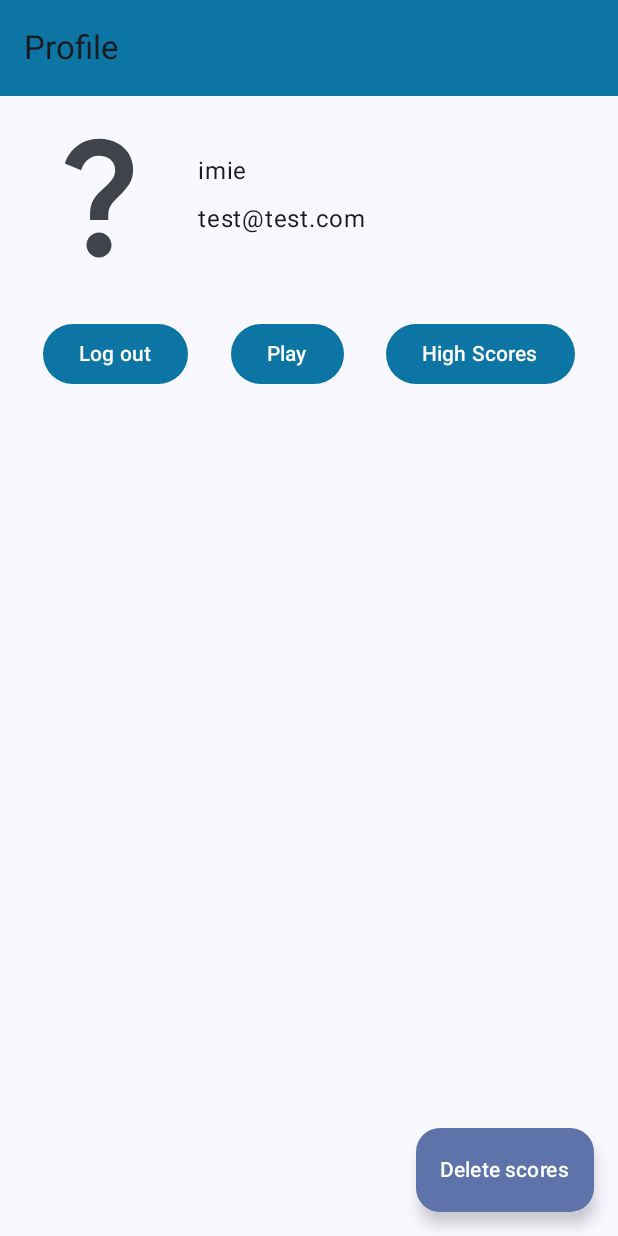
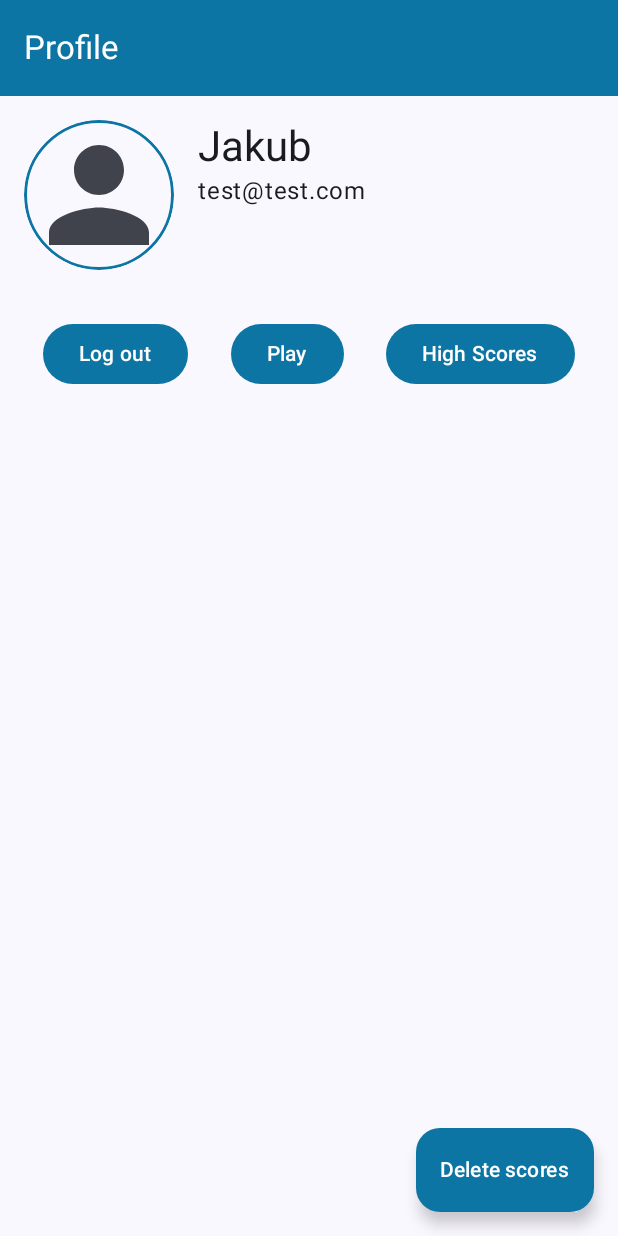
Before and after one commit to km385/MasterAnd, an Android app built with Jetpack Compose: the screen it shows after launch (MainActivity), after a tap on "Next", on a phone screen of 412 x 824 dp. Run offline under Robolectric (Android 15) with nearby library versions, the phone set to English and light mode, and no system bars; our stand-ins replace Dagger/Hilt's generated code, Room's generated code; 1 statement that could not run was skipped; 1 other tap on this screen came first.

Commit message:
added 5 new colors for the game, new border for the picked image in the login and profile screens, unified colors in the app, deleted unused function from PlayersRepository, deleted placeholder button for adding scores, changed the placeholder icon when no profile picture

```diff
--- a/app/src/main/java/com/example/masterand/MainActivity.kt
+++ b/app/src/main/java/com/example/masterand/MainActivity.kt
@@ -64,6 +64,7 @@ fun BaseScreen(navController: NavHostController) {
                 title = { Text(title) },
                 colors = TopAppBarDefaults.topAppBarColors(
                     containerColor = Color(0xFF0D75A3),
+                    titleContentColor = Color.White
                 ),
             )
         }
--- a/app/src/main/java/com/example/masterand/navigation/NavGraph.kt
+++ b/app/src/main/java/com/example/masterand/navigation/NavGraph.kt
@@ -17,7 +17,6 @@ import com.example.masterand.screens.Login
 import com.example.masterand.screens.ProfileCard
 import com.example.masterand.screens.ResultsScreen
 
-// TODO(fix transitions if necessary)
 @Composable
 fun SetupNavGraph(navController: NavHostController) {
     NavHost(
@@ -83,10 +82,9 @@ fun SetupNavGraph(navController: NavHostController) {
             }
         ) { backStackEntry ->
             val colorCount = backStackEntry.arguments?.getInt("color_count")
-            // TODO(change to default value rather then crash)
             GameScreen(
                 navController = navController,
-                colorCount = colorCount ?: throw IllegalStateException("no color count passed")
+                colorCount = colorCount ?: 5
             )
         }
 
--- a/app/src/main/java/com/example/masterand/repositories/PlayersRepository.kt
+++ b/app/src/main/java/com/example/masterand/repositories/PlayersRepository.kt
@@ -5,7 +5,6 @@ import com.example.masterand.entities.Player
 import kotlinx.coroutines.flow.Flow
 
 interface PlayersRepository {
-    fun getAllPlayersStream(): Flow<List<Player>>
     fun getPlayerStream(id: Long): Flow<Player?>
     fun setCurrentPlayerId(id: Long)
     fun getCurrentPlayerId() : LiveData<Long>
--- a/app/src/main/java/com/example/masterand/repositories/PlayersRepositoryImpl.kt
+++ b/app/src/main/java/com/example/masterand/repositories/PlayersRepositoryImpl.kt
@@ -13,12 +13,10 @@ class PlayersRepositoryImpl @Inject constructor(
     private val playerDao: PlayerDao
 ) : PlayersRepository {
     private val currentPlayerId = MutableLiveData<Long>()
-    override fun getAllPlayersStream(): Flow<List<Player>> {
-        TODO("Not yet implemented")
+
+    override fun getPlayerStream(id: Long): Flow<Player?> {
+        return playerDao.getPlayerStream(id)
     }
-
-    override fun getPlayerStream(playerId: Long): Flow<Player?> =
-        playerDao.getPlayerStream(playerId)
 
     override fun setCurrentPlayerId(id: Long) {
         currentPlayerId.postValue(id)
--- a/app/src/main/java/com/example/masterand/screens/Login.kt
+++ b/app/src/main/java/com/example/masterand/screens/Login.kt
@@ -9,6 +9,7 @@ import androidx.compose.animation.core.animateFloat
 import androidx.compose.animation.core.infiniteRepeatable
 import androidx.compose.animation.core.rememberInfiniteTransition
 import androidx.compose.animation.core.tween
+import androidx.compose.foundation.border
 import androidx.compose.foundation.clickable
 import androidx.compose.foundation.layout.Arrangement
 import androidx.compose.foundation.layout.Box
@@ -18,6 +19,7 @@ import androidx.compose.foundation.layout.fillMaxWidth
 import androidx.compose.foundation.layout.padding
 import androidx.compose.foundation.layout.size
 import androidx.compose.foundation.rememberScrollState
+import androidx.compose.foundation.shape.CircleShape
 import androidx.compose.foundation.shape.RoundedCornerShape
 import androidx.compose.foundation.text.KeyboardOptions
 import androidx.compose.foundation.verticalScroll
@@ -38,6 +40,7 @@ import androidx.compose.runtime.saveable.rememberSaveable
 import androidx.compose.runtime.setValue
 import androidx.compose.ui.Alignment
 import androidx.compose.ui.Modifier
+import androidx.compose.ui.draw.clip
 import androidx.compose.ui.graphics.Color
 import androidx.compose.ui.graphics.TransformOrigin
 import androidx.compose.ui.graphics.graphicsLayer
@@ -66,7 +69,7 @@ fun Login(
 
 
     var imageUri by remember { mutableStateOf<Uri?>(null) }
-    var name by rememberSaveable { mutableStateOf("imie") }
+    var name by rememberSaveable { mutableStateOf("Jakub") }
     var email by rememberSaveable { mutableStateOf("test@test.com") }
     var colors by rememberSaveable { mutableStateOf("5") }
 
@@ -220,14 +223,18 @@ fun ProfileImageWithPicker(
             AsyncImage(
                 model = imageUri,
                 contentDescription = "Profile photo",
-                modifier = Modifier.fillMaxSize(),
+                modifier = Modifier
+                    .fillMaxSize()
+                    .clip(CircleShape)
+                    .border(2.dp, Color(0xFF0D75A3), CircleShape),
                 contentScale = ContentScale.Crop
             )
         } else {
             Icon(
                 painter = painterResource(R.drawable.baseline_question_mark_24),
                 contentDescription = "Select profile photo",
-                modifier = Modifier.size(40.dp),
+                modifier = Modifier
+                    .size(40.dp),
                 tint = MaterialTheme.colorScheme.onSurfaceVariant
             )
             Icon(
@@ -241,11 +248,3 @@ fun ProfileImageWithPicker(
         }
     }
 }
-
-//@Preview
-//@Composable
-//fun ProfileScreenPreview() {
-//    MasterAndTheme {
-//        ProfileScreen()
-//    }
-//}
--- a/app/src/main/java/com/example/masterand/screens/Profile.kt
+++ b/app/src/main/java/com/example/masterand/screens/Profile.kt
@@ -3,6 +3,7 @@ package com.example.masterand.screens
 //import com.example.masterand.providers.AppViewModelProvider
 //import androidx.lifecycle.viewmodel.compose.viewModel
 import android.widget.Toast
+import androidx.compose.foundation.border
 import androidx.compose.foundation.layout.Arrangement
 import androidx.compose.foundation.layout.Box
 import androidx.compose.foundation.layout.Column
@@ -75,8 +76,7 @@ fun ProfileCard(
             Row(
                 modifier = Modifier
                     .fillMaxWidth()
-                    .padding(vertical = 16.dp),
-                verticalAlignment = Alignment.CenterVertically
+                    .padding(vertical = 16.dp)
             ) {
 
                 Box(
@@ -84,6 +84,7 @@ fun ProfileCard(
                         .padding(start = 16.dp)
                         .size(100.dp)
                         .clip(CircleShape)
+                        .border(2.dp, Color(0xFF0D75A3), CircleShape)
                 ) {
 
                     if (viewModel.imageBitmap.value != null) {
@@ -95,7 +96,7 @@ fun ProfileCard(
                         )
                     } else {
                         Icon(
-                            painter = painterResource(R.drawable.baseline_question_mark_24),
+                            painter = painterResource(R.drawable.baseline_person_24),
                             contentDescription = "Select profile photo",
                             modifier = Modifier.fillMaxSize(),
                             tint = MaterialTheme.colorScheme.onSurfaceVariant
@@ -106,11 +107,11 @@ fun ProfileCard(
                     modifier = Modifier
                         .padding(start = 16.dp)
                 ) {
-                    Text(name)
+                    Text(name, style = MaterialTheme.typography.headlineMedium)
                     Spacer(
-                        modifier = Modifier.size(8.dp)
+                        modifier = Modifier.size(2.dp)
                     )
-                    Text(email)
+                    Text(email, style = MaterialTheme.typography.bodyLarge)
                 }
             }
             Spacer(modifier = Modifier.height(16.dp))
@@ -157,7 +158,9 @@ fun FloatingButton(onClick: () -> Unit) {
                 Toast.makeText(context, "Scores deleted!", Toast.LENGTH_SHORT).show()
             },
             modifier = Modifier
-                .align(Alignment.BottomEnd)
+                .align(Alignment.BottomEnd),
+            containerColor = Color(0xFF0D75A3),
+            contentColor = Color.White
         ) {
             Text(
                 "Delete scores",
--- /dev/null
+++ b/app/src/main/res/drawable/baseline_person_24.xml
@@ -0,0 +1,5 @@
+<vector xmlns:android="http://schemas.android.com/apk/res/android" android:height="24dp" android:tint="#000000" android:viewportHeight="24" android:viewportWidth="24" android:width="24dp">
+
+    <path android:fillColor="@android:color/white" android:pathData="M12,12c2.21,0 4,-1.79 4,-4s-1.79,-4 -4,-4 -4,1.79 -4,4 1.79,4 4,4zM12,14c-2.67,0 -8,1.34 -8,4v2h16v-2c0,-2.66 -5.33,-4 -8,-4z"/>
+
+</vector>
```
Also changed, not shown: app/src/main/java/com/example/masterand/screens/Game.kt (+9 -16 lines).
